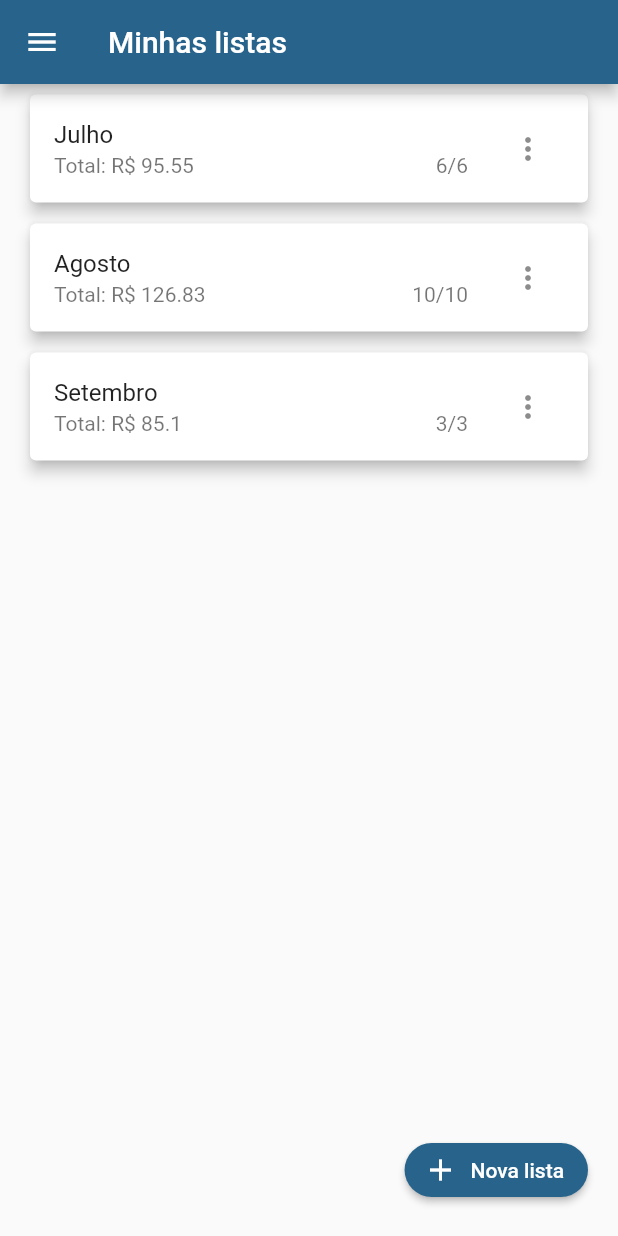
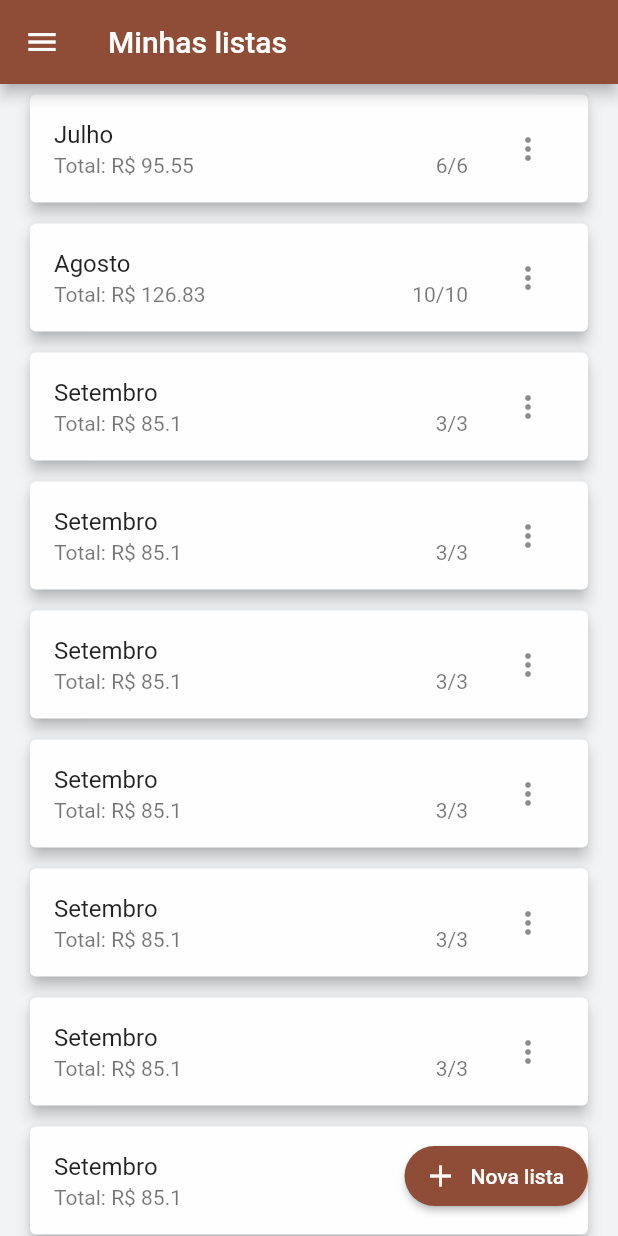
Before and after one commit to TeofiloAlbuquerque/supermarket_list, a Flutter app: the screen it shows after launch, on a phone screen of 412 x 824 dp. Run offline on Flutter 3.47's test engine with Material 2 defaults, Android fonts, the phone set to English and light mode, and no system bars; our stand-ins replace shared_preferences.

Commit message:
feat: Criando o corpo do Drawer, iniciando o Design System  e corrigindo caminho do botão save do ItemForm

```diff
--- a/lib/my_app.dart
+++ b/lib/my_app.dart
@@ -1,9 +1,10 @@
+import 'package:crud_lista_compras/src/design_system/colors/colors_app.dart';
 import 'package:crud_lista_compras/src/provider/items_provider.dart';
 import 'package:crud_lista_compras/src/routes/app_routes.dart';
-import 'package:crud_lista_compras/src/views/home_page.dart';
-import 'package:crud_lista_compras/src/views/item_form.dart';
-import 'package:crud_lista_compras/src/views/new_list.dart';
-import 'package:crud_lista_compras/src/views/supermarket_list.dart';
+import 'package:crud_lista_compras/src/views/home_view.dart';
+import 'package:crud_lista_compras/src/views/item_form_view.dart';
+import 'package:crud_lista_compras/src/views/new_list_view.dart';
+import 'package:crud_lista_compras/src/views/supermarket_list_view.dart';
 import 'package:flutter/material.dart';
 import 'package:provider/provider.dart';
 
@@ -30,14 +31,14 @@ class MyApp extends StatelessWidget {
         theme: ThemeData(
           //useMaterial3: true,
           colorScheme: ColorScheme.fromSeed(
-            seedColor: Colors.lightBlue,
+            seedColor: ColorsApp.orange,
           ),
         ),
         routes: {
-          AppRoutes.home: (_) => const HomePage(),
-          AppRoutes.newList: (_) => const NewList(),
-          AppRoutes.itemForm: (_) => const ItemForm(),
-          AppRoutes.supermarketList: (_) => const SupermarketList(),
+          AppRoutes.home: (_) => const HomeView(),
+          AppRoutes.newList: (_) => const NewListView(),
+          AppRoutes.itemForm: (_) => const ItemFormView(),
+          AppRoutes.supermarketList: (_) => const SupermarketListView(),
         },
       ),
     );
--- /dev/null
+++ b/lib/src/design_system/colors/colors_app.dart
@@ -0,0 +1,9 @@
+import 'package:flutter/material.dart';
+
+class ColorsApp {
+  static Color get white => const Color(0XFFFEFEFE);
+  static Color get greyLight => const Color(0XFFF1F3F5);
+  static Color get grey => const Color(0XFFb3b3b3);
+  static Color get orange => const Color(0XFFE25E35);
+  //
+}
--- a/lib/src/components/custom_card.dart
+++ b/lib/src/design_system/components/custom_card.dart
@@ -1,3 +1,4 @@
+import 'package:crud_lista_compras/src/design_system/colors/colors_app.dart';
 import 'package:crud_lista_compras/src/models/card_model.dart';
 import 'package:crud_lista_compras/src/routes/app_routes.dart';
 import 'package:flutter/material.dart';
@@ -16,6 +17,7 @@ class CustomCard extends StatelessWidget {
       },
       child: Card(
         elevation: 4.0,
+        color: ColorsApp.white,
         child: ListTile(
           title: Text(cardData.titleCard),
           subtitle: Row(
--- /dev/null
+++ b/lib/src/design_system/images/images_app.dart
@@ -0,0 +1 @@
+class ImagesApp {}
--- /dev/null
+++ b/lib/src/design_system/themes/theme_app.dart
@@ -0,0 +1,5 @@
+class ThemeApp {
+  // Utilizei o Flutter PI de exemplo
+  // static ColorsTextApp get colors => ColorsTextAppDefault();
+  // static TextApp get texts => TextAppDefault()
+}
--- a/lib/src/views/home_page.dart
+++ /dev/null
@@ -1,83 +0,0 @@
-import 'package:crud_lista_compras/src/components/custom_card.dart';
-import 'package:crud_lista_compras/src/models/card_model.dart';
-import 'package:crud_lista_compras/src/routes/app_routes.dart';
-import 'package:flutter/material.dart';
-
-class HomePage extends StatefulWidget {
-  const HomePage({super.key});
-
-  @override
-  State<HomePage> createState() => _HomePageState();
-}
-
-class _HomePageState extends State<HomePage> {
-  final List<CardModel> cardList = [
-    CardModel(titleCard: 'Julho', quantityProducts: 6, priceProductList: 95.55),
-    CardModel(
-        titleCard: 'Agosto', quantityProducts: 10, priceProductList: 126.83),
-    CardModel(
-        titleCard: 'Setembro', quantityProducts: 3, priceProductList: 85.10),
-  ];
-  @override
-  Widget build(BuildContext context) {
-    return Scaffold(
-      appBar: AppBar(
-        title: const Text('Minhas listas'),
-        // actions: [
-        //   IconButton(
-        //     onPressed: () {
-        //       Navigator.of(context).pushNamed(
-        //         AppRoutes.itemForm,
-        //       );
-        //     },
-        //     icon: const Icon(Icons.add),
-        //   ),
-        // ],
-      ),
-      drawer: const Drawer(),
-      // NavigationDrawer(
-      //   children: [],
-      // ),
-      body: Column(
-        children: <Widget>[
-          Expanded(
-            child: ListView.builder(
-              itemCount: cardList.length,
-              itemBuilder: (_, index) {
-                return Padding(
-                  padding: const EdgeInsets.symmetric(
-                    horizontal: 16,
-                    vertical: 3,
-                  ),
-                  child: CustomCard(
-                    cardData: cardList[index],
-                  ),
-                );
-              },
-            ),
-          ),
-          Align(
-            alignment: Alignment.bottomRight,
-            child: Padding(
-              padding: const EdgeInsets.all(20),
-              child: ElevatedButton.icon(
-                onPressed: () {
-                  Navigator.of(context).pushNamed(
-                    AppRoutes.newList,
-                  );
-                },
-                icon: const Icon(Icons.add),
-                label: const Text('Nova lista'),
-                style: ElevatedButton.styleFrom(
-                  shape: RoundedRectangleBorder(
-                    borderRadius: BorderRadius.circular(20),
-                  ),
-                ),
-              ),
-            ),
-          )
-        ],
-      ),
-    );
-  }
-}
--- /dev/null
+++ b/lib/src/views/home_view.dart
@@ -0,0 +1,127 @@
+import 'package:crud_lista_compras/src/design_system/colors/colors_app.dart';
+import 'package:crud_lista_compras/src/design_system/components/custom_card.dart';
+import 'package:crud_lista_compras/src/models/card_model.dart';
+import 'package:crud_lista_compras/src/routes/app_routes.dart';
+import 'package:flutter/material.dart';
+
+class HomeView extends StatefulWidget {
+  const HomeView({super.key});
+
+  @override
+  State<HomeView> createState() => _HomeViewState();
+}
+
+class _HomeViewState extends State<HomeView> {
+  final List<CardModel> cardList = [
+    CardModel(titleCard: 'Julho', quantityProducts: 6, priceProductList: 95.55),
+    CardModel(
+        titleCard: 'Agosto', quantityProducts: 10, priceProductList: 126.83),
+    CardModel(
+        titleCard: 'Setembro', quantityProducts: 3, priceProductList: 85.10),
+    CardModel(
+        titleCard: 'Setembro', quantityProducts: 3, priceProductList: 85.10),
+    CardModel(
+        titleCard: 'Setembro', quantityProducts: 3, priceProductList: 85.10),
+    CardModel(
+        titleCard: 'Setembro', quantityProducts: 3, priceProductList: 85.10),
+    CardModel(
+        titleCard: 'Setembro', quantityProducts: 3, priceProductList: 85.10),
+    CardModel(
+        titleCard: 'Setembro', quantityProducts: 3, priceProductList: 85.10),
+    CardModel(
+        titleCard: 'Setembro', quantityProducts: 3, priceProductList: 85.10),
+    CardModel(
+        titleCard: 'Setembro', quantityProducts: 3, priceProductList: 85.10),
+    CardModel(
+        titleCard: 'Setembro', quantityProducts: 3, priceProductList: 85.10),
+    CardModel(
+        titleCard: 'Setembro', quantityProducts: 3, priceProductList: 85.10),
+    CardModel(
+        titleCard: 'Setembro', quantityProducts: 3, priceProductList: 85.10),
+    CardModel(
+        titleCard: 'Setembro', quantityProducts: 3, priceProductList: 85.10),
+    CardModel(
+        titleCard: 'Setembro', quantityProducts: 3, priceProductList: 85.10),
+    CardModel(
+        titleCard: 'Setembro', quantityProducts: 3, priceProductList: 85.10),
+    CardModel(
+        titleCard: 'Setembro', quantityProducts: 3, priceProductList: 85.10),
+  ];
+  @override
+  Widget build(BuildContext context) {
+    return Scaffold(
+      backgroundColor: ColorsApp.greyLight,
+      appBar: AppBar(
+        title: const Text('Minhas listas'),
+      ),
+      drawer: Drawer(
+        backgroundColor: Colors.black,
+        child: ListView(
+          children: [
+            DrawerHeader(
+              decoration: BoxDecoration(
+                color: ColorsApp.orange,
+              ),
+              child: const Text('Drawer Header'),
+            ),
+            ListTile(
+              title: Text(
+                'Item 2',
+                style: TextStyle(
+                  color: ColorsApp.white,
+                ),
+              ),
+              onTap: () {},
+            ),
+          ],
+        ),
+      ),
+      // NavigationDrawer(
+      //   children: [],
+      // ),
+      body: Stack(
+        children: <Widget>[
+          Expanded(
+            child: ListView.builder(
+              itemCount: cardList.length,
+              itemBuilder: (_, index) {
+                return Padding(
+                  padding: const EdgeInsets.symmetric(
+                    horizontal: 16,
+                    vertical: 3,
+                  ),
+                  child: CustomCard(
+                    cardData: cardList[index],
+                  ),
+                );
+              },
+            ),
+          ),
+          Align(
+            alignment: Alignment.bottomRight,
+            child: Padding(
+              padding: const EdgeInsets.all(20),
+              child: SizedBox(
+                height: 40,
+                child: ElevatedButton.icon(
+                  onPressed: () {
+                    Navigator.of(context).pushNamed(
+                      AppRoutes.newList,
+                    );
+                  },
+                  icon: const Icon(Icons.add),
+                  label: const Text('Nova lista'),
+                  style: ElevatedButton.styleFrom(
+                    shape: RoundedRectangleBorder(
+                      borderRadius: BorderRadius.circular(20),
+                    ),
+                  ),
+                ),
+              ),
+            ),
+          )
+        ],
+      ),
+    );
+  }
+}
--- a/lib/src/views/supermarket_list.dart
+++ b/lib/src/views/supermarket_list_view.dart
@@ -1,11 +1,11 @@
-import 'package:crud_lista_compras/src/components/item_tile.dart';
+import 'package:crud_lista_compras/src/design_system/components/item_tile.dart';
 import 'package:crud_lista_compras/src/provider/items_provider.dart';
 
 import 'package:flutter/material.dart';
 import 'package:provider/provider.dart';
 
-class SupermarketList extends StatelessWidget {
-  const SupermarketList({super.key});
+class SupermarketListView extends StatelessWidget {
+  const SupermarketListView({super.key});
 
   @override
   Widget build(BuildContext context) {
```
Also changed, not shown: lib/src/design_system/components/item_tile.dart (renamed from lib/src/components/item_tile.dart, +6 -2 lines), lib/src/views/item_form_view.dart (renamed from lib/src/views/item_form.dart, +10 -6 lines), lib/src/views/new_list.dart (deleted, +0 -46 lines), lib/src/views/new_list_view.dart (added, +69 -0 lines), lib/src/design_system/components/custom_dropdownbutton.dart (renamed from lib/src/components/custom_dropdownbutton.dart), lib/src/design_system/components/dismissible.dart (renamed from lib/src/components/dismissible.dart).
